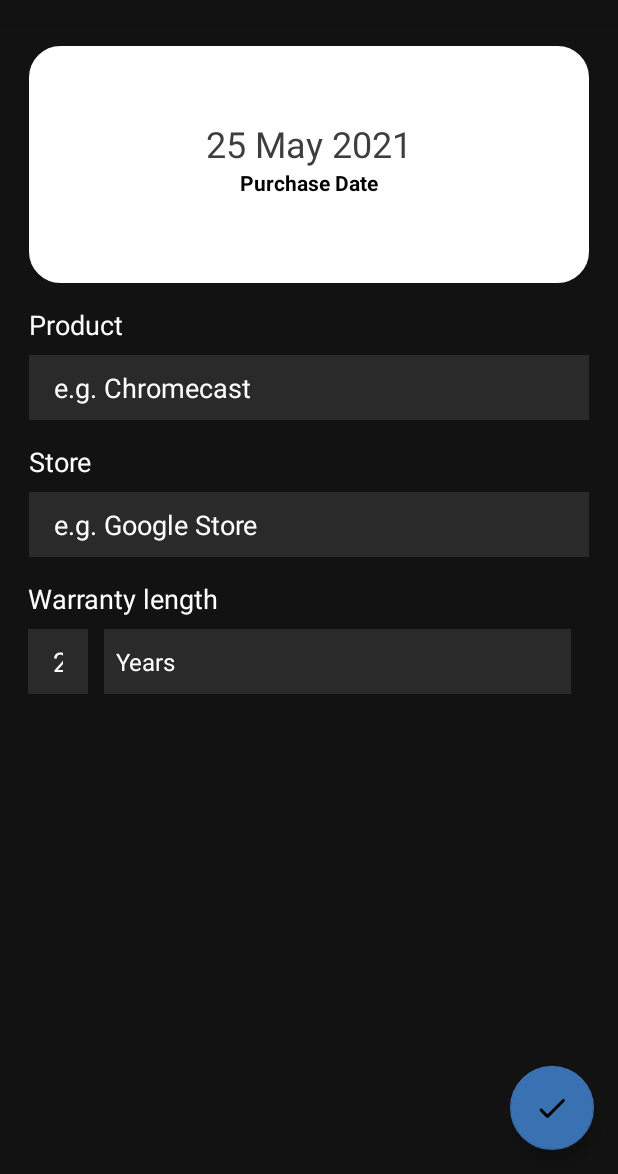
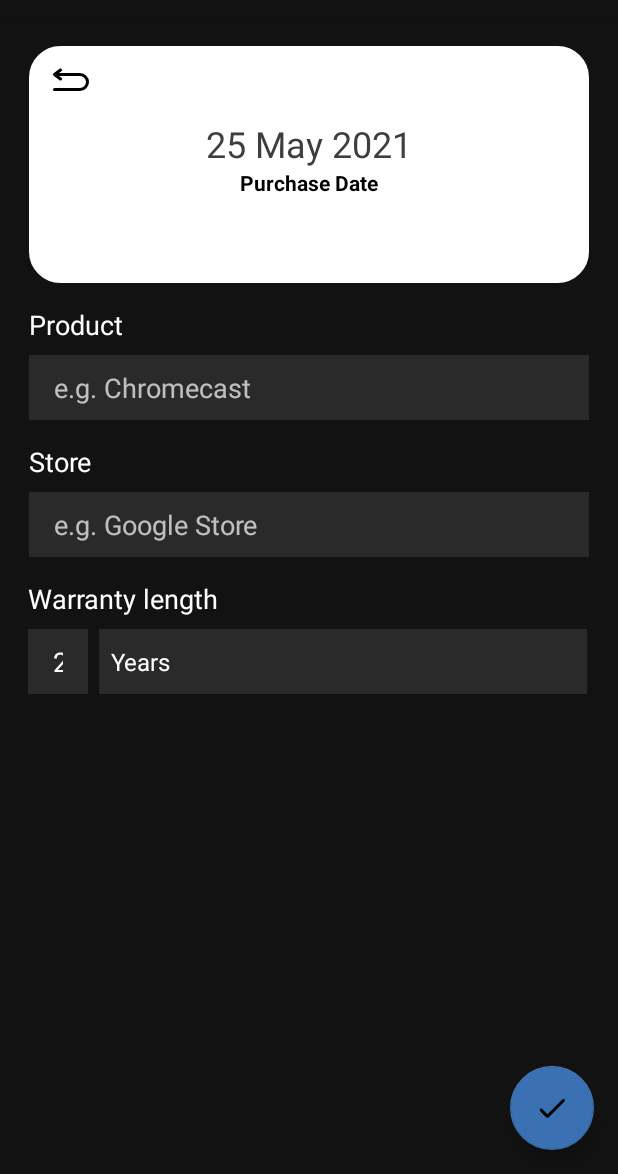
Before and after one commit to Tueska/android-warrantyreminder, an Android app: the screen it shows after launch (MainActivity), after a tap on an icon or button, on a phone screen of 412 x 824 dp, the part 62-1236 px from its top. Run offline under Robolectric (Android 15) with nearby library versions, the light colour scheme and no system bars; our stand-ins replace navigation-ui.

Commit message:
DataModel

```diff
--- /dev/null
+++ b/app/src/main/java/com/example/warrantyreminder/DataModel.java
@@ -0,0 +1,44 @@
+package com.example.warrantyreminder;
+
+public class DataModel {
+    private static DataModel instance = null;
+
+    public static DataModel getInstance() {
+        if(instance == null) instance = new DataModel();
+        return instance;
+    }
+
+    public static final int WARRANTY_YEARS = 0;
+    public static final int WARRANTY_MONTHS = 1;
+    public static final int WARRANTY_DAYS = 2;
+
+    public static int dateYear;
+    public static int dateMonth;
+    public static int dateDayOfMonth;
+
+    public static String product;
+    public static String store;
+    public static int warrantyLength;
+    public static int warrantyLengthType;
+
+    public static SecondFragment secondFragment;
+
+    public void dumpDB() {
+
+    }
+
+    public static void reset() {
+        dateYear = 0;
+        dateMonth = 0;
+        dateDayOfMonth = 0;
+
+        product = "";
+        store = "";
+        warrantyLengthType = 0;
+        warrantyLength = 0;
+        secondFragment = null;
+    }
+
+
+    private DataModel() {}
+}
--- a/app/src/main/java/com/example/warrantyreminder/SecondFragment.java
+++ b/app/src/main/java/com/example/warrantyreminder/SecondFragment.java
@@ -4,10 +4,9 @@ import android.os.Bundle;
 import android.view.LayoutInflater;
 import android.view.View;
 import android.view.ViewGroup;
-import android.widget.ArrayAdapter;
-import android.widget.DatePicker;
+import android.widget.AdapterView;
+import android.widget.EditText;
 import android.widget.Spinner;
-import android.widget.SpinnerAdapter;
 import android.widget.TextView;
 
 import androidx.annotation.NonNull;
@@ -15,19 +14,24 @@ import androidx.fragment.app.Fragment;
 import androidx.navigation.fragment.NavHostFragment;
 
 import com.example.warrantyreminder.databinding.FragmentSecondBinding;
-import com.github.danielnilsson9.colorpickerview.dialog.ColorPickerDialogFragment;
+import com.google.android.material.snackbar.Snackbar;
 
 import java.text.SimpleDateFormat;
 import java.util.Date;
 
-public class SecondFragment extends Fragment implements ColorPickerDialogFragment.ColorPickerDialogListener {
+public class SecondFragment extends Fragment implements AdapterView.OnItemSelectedListener {
 
     private FragmentSecondBinding binding;
     private TextView purchaseDate;
+    private EditText product;
+    private EditText store;
+    private EditText warrantyTime;
+    private Spinner warrantyLengthType;
 
     @Override
     public View onCreateView(LayoutInflater inflater, ViewGroup container, Bundle savedInstanceState) {
         binding = FragmentSecondBinding.inflate(inflater, container, false);
+        // DataModel.reset();
 
         return binding.getRoot();
 
@@ -35,9 +39,38 @@ public class SecondFragment extends Fragment implements ColorPickerDialogFragmen
 
     public void onViewCreated(@NonNull View view, Bundle savedInstanceState) {
         super.onViewCreated(view, savedInstanceState);
-        this.setDate(new Date());
+        this.purchaseDate = getView().findViewById(R.id.inputPurchaseDate);
+        this.product = getView().findViewById(R.id.inputProductName);
+        this.store = getView().findViewById(R.id.inputStore);
+        this.warrantyTime = getView().findViewById(R.id.inputWarrantyNumber);
+        this.warrantyLengthType = getView().findViewById(R.id.inputWarrantySpinner);
+        this.warrantyLengthType.setOnItemSelectedListener(this);
+        Date currentDate = new Date();
+        DataModel.dateYear = currentDate.getYear() + 1900;
+        DataModel.dateMonth = currentDate.getMonth() + 1;
+        DataModel.dateDayOfMonth = currentDate.getDate();
+
+        this.setDate(currentDate);
+        DataModel.secondFragment = this;
 
         binding.fabDone.setOnClickListener(new View.OnClickListener() {
+            @Override
+            public void onClick(View view) {
+                // TODO: HIER SPEICHERN ALLA
+                if(DataModel.secondFragment.product.getText().toString().matches("")) {
+                    Snackbar.make(view, "No information entered!", Snackbar.LENGTH_SHORT).show();
+                    return;
+                }
+                DataModel.product = DataModel.secondFragment.product.getText().toString();
+                DataModel.store = DataModel.secondFragment.store.getText().toString();
+                DataModel.warrantyLength = Integer.parseInt(DataModel.secondFragment.warrantyTime.getText().toString());
+
+                NavHostFragment.findNavController(SecondFragment.this)
+                        .navigate(R.id.action_SecondFragment_to_FirstFragment);
+            }
+        });
+
+        binding.buttonReturn.setOnClickListener(new View.OnClickListener() {
             @Override
             public void onClick(View view) {
                 NavHostFragment.findNavController(SecondFragment.this)
@@ -46,8 +79,7 @@ public class SecondFragment extends Fragment implements ColorPickerDialogFragmen
         });
     }
 
-    private void setDate(Date date) {
-        this.purchaseDate = getView().findViewById(R.id.inputPurchaseDate);
+    protected void setDate(Date date) {
         SimpleDateFormat formatter = new SimpleDateFormat("dd MMMM yyyy");
         this.purchaseDate.setText(formatter.format(date));
     }
@@ -59,16 +91,16 @@ public class SecondFragment extends Fragment implements ColorPickerDialogFragmen
     }
 
     @Override
-    public void onColorSelected(int dialogId, int color) {
-        switch(dialogId) {
-            case 1:
-
-            case 0:
-        }
+    public void onItemSelected(AdapterView<?> parent, View view, int position, long id) {
+        System.out.println("POSITION:\t" + position);
+        DataModel.warrantyLengthType = position;
     }
 
     @Override
-    public void onDialogDismissed(int dialogId) {
+    public void onNothingSelected(AdapterView<?> parent) {
+    }
 
+    public void update() {
+        this.purchaseDate.setText(new SimpleDateFormat("dd MMMM yyyy").format(new Date(DataModel.dateYear - 1900, DataModel.dateMonth, DataModel.dateDayOfMonth)));
     }
 }
--- /dev/null
+++ b/app/src/main/res/drawable/ic_back.xml
@@ -0,0 +1,9 @@
+<vector xmlns:android="http://schemas.android.com/apk/res/android"
+    android:width="32dp"
+    android:height="32dp"
+    android:viewportWidth="32"
+    android:viewportHeight="32">
+  <path
+      android:fillColor="#FF000000"
+      android:pathData="M22,10H8L9.6,8.8A1,1 0,1 0,8.4 7.2l-4,3a1,1 0,0 0,0 1.6l4,3A1,1 0,0 0,9 15a1,1 0,0 0,0.8 -0.4,1 1,0 0,0 -0.2,-1.4L8,12H22a4,4 0,0 1,0 8H5a1,1 0,0 0,0 2H22a6,6 0,0 0,0 -12Z"/>
+</vector>
--- a/app/src/main/res/layout/fragment_second.xml
+++ b/app/src/main/res/layout/fragment_second.xml
@@ -31,15 +31,16 @@
 
     <EditText
         android:id="@+id/inputProductName"
+        style="@android:style/ThemeOverlay.Material.Dark"
         android:layout_width="373dp"
         android:layout_height="43dp"
         android:layout_marginTop="48dp"
         android:background="#2A2A2A"
         android:ems="10"
+        android:hint="e.g. Chromecast"
         android:inputType="textPersonName"
         android:paddingLeft="25px"
         android:paddingRight="25px"
-        android:text="e.g. Chromecast"
         android:textColor="#FFFFFF"
         app:layout_constraintEnd_toEndOf="parent"
         app:layout_constraintStart_toStartOf="parent"
@@ -47,15 +48,16 @@
 
     <EditText
         android:id="@+id/inputStore"
+        style="@android:style/ThemeOverlay.Material.Dark"
         android:layout_width="373dp"
         android:layout_height="43dp"
         android:layout_marginTop="48dp"
         android:background="#2A2A2A"
         android:ems="10"
+        android:hint="e.g. Google Store"
         android:inputType="textPersonName"
         android:paddingLeft="25px"
         android:paddingRight="25px"
-        android:text="e.g. Google Store"
         android:textColor="#FFFFFF"
         app:layout_constraintEnd_toEndOf="parent"
         app:layout_constraintStart_toStartOf="parent"
@@ -63,6 +65,7 @@
 
     <EditText
         android:id="@+id/inputWarrantyNumber"
+        style="@android:style/ThemeOverlay.Material.Dark"
         android:layout_width="40dp"
         android:layout_height="43dp"
         android:layout_marginTop="48dp"
@@ -142,7 +145,8 @@
 
     <Spinner
         android:id="@+id/inputWarrantySpinner"
-        android:layout_width="311dp"
+        style="@android:style/ThemeOverlay.Material.Dark"
+        android:layout_width="325dp"
         android:layout_height="43dp"
         android:layout_marginTop="8dp"
         android:background="#2A2A2A"
@@ -153,4 +157,14 @@
         app:layout_constraintStart_toEndOf="@+id/inputWarrantyNumber"
         app:layout_constraintTop_toBottomOf="@+id/textWarrantyLength" />
 
+    <ImageView
+        android:id="@+id/buttonReturn"
+        android:layout_width="wrap_content"
+        android:layout_height="wrap_content"
+        android:layout_marginStart="12dp"
+        android:layout_marginTop="8dp"
+        android:src="@drawable/ic_back"
+        app:layout_constraintStart_toStartOf="@+id/imageView2"
+        app:layout_constraintTop_toTopOf="@+id/imageView2" />
+
 </androidx.constraintlayout.widget.ConstraintLayout>
```
Also changed, not shown: app/src/main/java/com/example/warrantyreminder/DatePickerFragment.java (+6 -1 lines), app/src/main/java/com/example/warrantyreminder/FirstFragment.java (+11 -0 lines).
